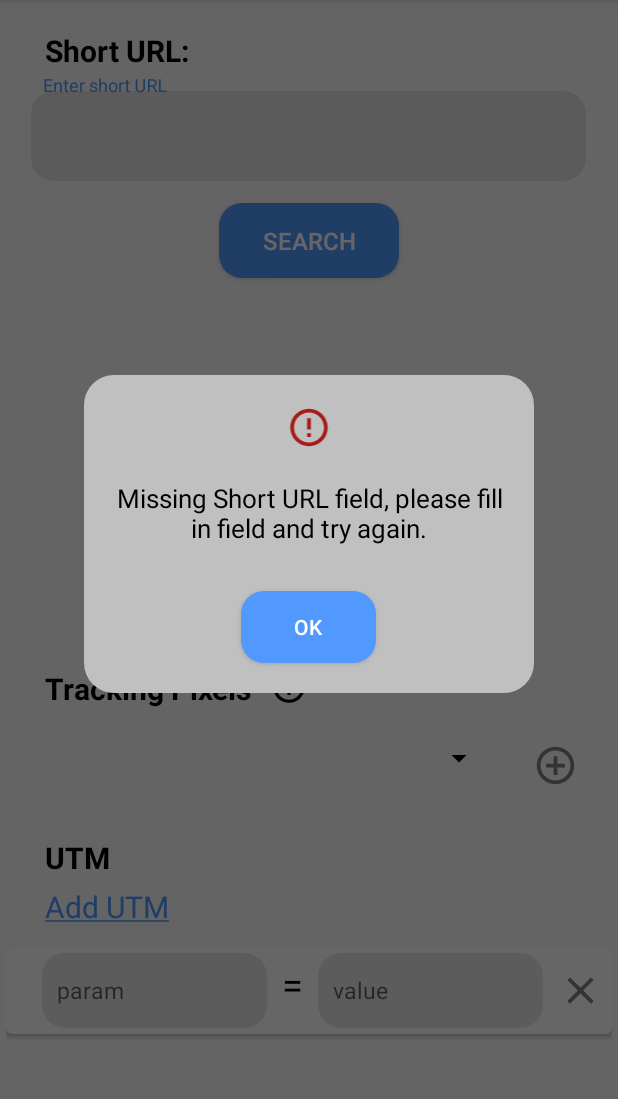
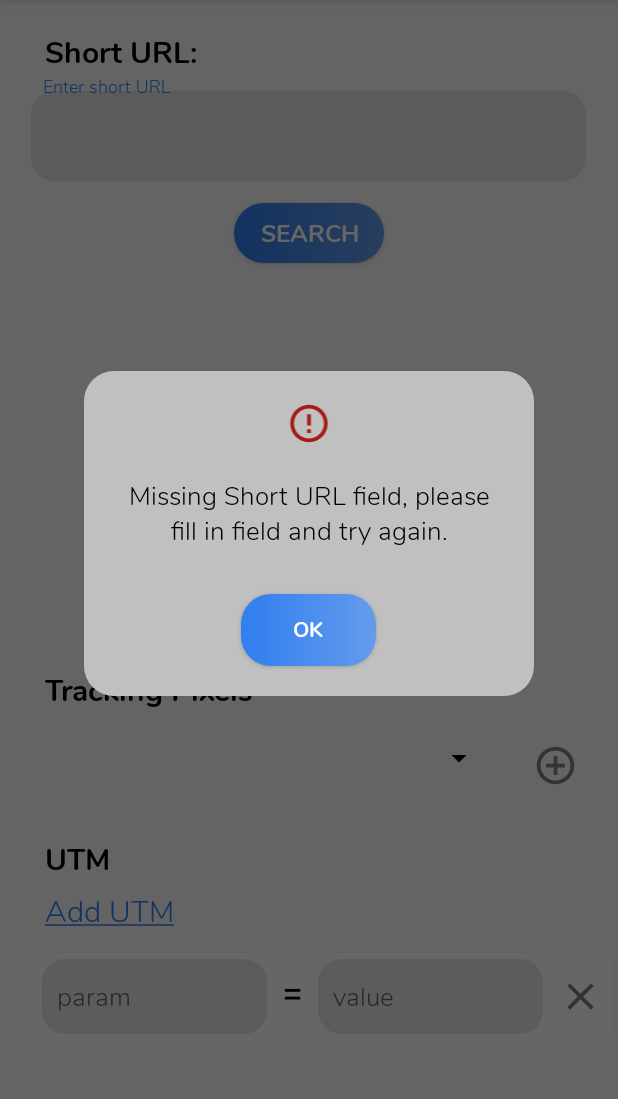
Before and after one commit to linaalkhodair/shorten.rest, an Android app: the fragment EditAliasFrag shown on its own in the app's theme, after a tap on "SEARCH", on a phone screen of 412 x 824 dp, the part 84-1183 px from its top. Run offline under Robolectric (Android 15) with nearby library versions, the phone set to English and light mode, and no system bars; 2 other taps on this screen came first.

Commit message:
change fonts

```diff
--- a/app/src/main/java/com/example/shortenrest/CreateAliasFrag.java
+++ b/app/src/main/java/com/example/shortenrest/CreateAliasFrag.java
@@ -69,6 +69,7 @@ public class CreateAliasFrag extends Fragment implements AdapterView.OnItemSelec
     boolean isUtm;
 
     private Context mContext;
+    private Credentials credentials;
 
     SnippetList snippetList;
 
@@ -115,6 +116,8 @@ public class CreateAliasFrag extends Fragment implements AdapterView.OnItemSelec
             StrictMode.ThreadPolicy policy = new StrictMode.ThreadPolicy.Builder().permitAll().build();
             StrictMode.setThreadPolicy(policy);
         } //network request purposes
+
+        credentials = new Credentials();
 
         longURL = view.findViewById(R.id.longURL);
         shortURL = view.findViewById(R.id.shortURL);
@@ -309,6 +312,7 @@ public class CreateAliasFrag extends Fragment implements AdapterView.OnItemSelec
 
     private void createAlias() {
 
+        String apiKey = credentials.getAPI_KEY();
         String destinationUrl = longURL.getText().toString();
         String utmUrl = getUTMs();
         MediaType mediaType = MediaType.parse("application/json");
@@ -333,7 +337,7 @@ public class CreateAliasFrag extends Fragment implements AdapterView.OnItemSelec
         Request request = new Request.Builder()
                 .url("https://api.shorten.rest/aliases?aliasName=/@rnd") //add domain.. etc
                 .method("POST", body)
-                .addHeader("x-api-key", "e9896260-b45b-11ea-9ec4-b1aa9a0ed929") //later change take api from class
+                .addHeader("x-api-key", apiKey) //later change take api from class
                 .addHeader("Content-Type", "application/json")
                 .build();
         try {
--- a/app/src/main/res/drawable/gradient.xml
+++ b/app/src/main/res/drawable/gradient.xml
@@ -2,7 +2,7 @@
 <shape xmlns:android="http://schemas.android.com/apk/res/android"
     android:shape="rectangle">
     <gradient
-        android:startColor="#B4B0BE"
-        android:endColor="#D4F9FE"
+        android:startColor="#616161"
+        android:endColor="#ffffff"
         android:angle="90" />
 </shape>
--- a/app/src/main/res/drawable/ic_add_circle_outline_black_24dp.xml
+++ b/app/src/main/res/drawable/ic_add_circle_outline_black_24dp.xml
@@ -1,5 +1,7 @@
 <vector android:height="24dp" android:tint="#807F80"
     android:viewportHeight="24.0" android:viewportWidth="24.0"
     android:width="24dp" xmlns:android="http://schemas.android.com/apk/res/android">
-    <path android:fillColor="#FF000000" android:pathData="M13,7h-2v4L7,11v2h4v4h2v-4h4v-2h-4L13,7zM12,2C6.48,2 2,6.48 2,12s4.48,10 10,10 10,-4.48 10,-10S17.52,2 12,2zM12,20c-4.41,0 -8,-3.59 -8,-8s3.59,-8 8,-8 8,3.59 8,8 -3.59,8 -8,8z"/>
+
+    <path android:fillColor="#2D82B5"
+        android:pathData="M13,7h-2v4L7,11v2h4v4h2v-4h4v-2h-4L13,7zM12,2C6.48,2 2,6.48 2,12s4.48,10 10,10 10,-4.48 10,-10S17.52,2 12,2zM12,20c-4.41,0 -8,-3.59 -8,-8s3.59,-8 8,-8 8,3.59 8,8 -3.59,8 -8,8z"/>
 </vector>
--- a/app/src/main/res/drawable/round_shape_btn.xml
+++ b/app/src/main/res/drawable/round_shape_btn.xml
@@ -1,12 +1,17 @@
 <?xml version="1.0" encoding="utf-8"?>
 <shape xmlns:android="http://schemas.android.com/apk/res/android"
     android:shape="rectangle" android:padding="5dp">
-    <solid android:color="@color/colorAccent" />
+    <solid  ></solid>
+
+    <gradient
+        android:startColor="#307ef0"
+        android:endColor="#659beb"
+     />
     <corners
-        android:bottomRightRadius="15dp"
-        android:bottomLeftRadius="15dp"
-        android:topLeftRadius="15dp"
-        android:topRightRadius="15dp"
+        android:bottomRightRadius="20dp"
+        android:bottomLeftRadius="20dp"
+        android:topLeftRadius="20dp"
+        android:topRightRadius="20dp"
 
         />
 
--- a/app/src/main/res/layout/alert_dialog.xml
+++ b/app/src/main/res/layout/alert_dialog.xml
@@ -23,11 +23,12 @@
         android:layout_gravity="center"
         android:textAlignment="center"
         android:textSize="17dp"
+        android:fontFamily="@font/nunito_light"
         android:text="hello"
         android:layout_marginStart="10dp"
         android:layout_marginEnd="10dp"
         android:textColor="@color/colorPrimaryDark"
-        android:padding="@dimen/padd_10"></TextView>
+        android:padding="@dimen/padd_10"/>
 
 
     <Button
@@ -35,11 +36,12 @@
         android:layout_width="90dp"
         android:layout_height="wrap_content"
         android:text="Ok"
+        android:fontFamily="@font/nunito_bold"
         android:layout_gravity="center"
         android:background="@drawable/round_shape_btn"
         android:textColor="@color/colorPrimary"
         android:layout_marginBottom="20dp"
-        android:layout_marginTop="20dp"></Button>
+        android:layout_marginTop="20dp"/>
 
 
 </LinearLayout>
--- a/app/src/main/res/layout/card_item.xml
+++ b/app/src/main/res/layout/card_item.xml
@@ -5,10 +5,9 @@
     xmlns:app="http://schemas.android.com/apk/res-auto"
     xmlns:tools="http://schemas.android.com/tools"
     android:id="@+id/card_item"
-    android:layout_marginBottom="4dp"
     android:layout_marginTop="4dp"
     tools:context=".ItemCard"
-    app:cardCornerRadius="4dp">
+    >
 
 
     <LinearLayout
@@ -24,10 +23,11 @@
             android:layout_height="50dp"
             android:layout_marginStart="20dp"
             android:background="@drawable/round_shape"
+            android:fontFamily="@font/nunito_light"
             android:ems="10"
             android:hint="param"
             android:padding="@dimen/padd_10"
-            android:textSize="15sp"
+            android:textSize="17sp"
             />
 
         <TextView
@@ -44,11 +44,12 @@
             android:layout_width="150sp"
             android:layout_height="50dp"
             android:layout_marginStart="10dp"
+            android:fontFamily="@font/nunito_light"
             android:background="@drawable/round_shape"
             android:ems="10"
             android:hint="value"
             android:padding="@dimen/padd_10"
-            android:textSize="15sp"
+            android:textSize="17sp"
             />
 
         <ImageView
--- a/app/src/main/res/layout/fragment_edit_alias.xml
+++ b/app/src/main/res/layout/fragment_edit_alias.xml
@@ -22,6 +22,7 @@
             android:layout_marginStart="30dp"
             android:layout_marginTop="20dp"
             android:text="Short URL:"
+            android:fontFamily="@font/nunito_bold"
             android:textColor="@color/colorPrimaryDark"
             android:textSize="20sp"
             android:textStyle="bold"
@@ -38,6 +39,7 @@
                 android:id="@+id/shortEdit"
                 android:layout_width="370dp"
                 android:layout_height="60dp"
+                android:fontFamily="@font/nunito_light"
                 android:layout_gravity="center"
                 android:background="@drawable/round_shape"
                 android:hint="Enter short URL"
@@ -48,12 +50,13 @@
 
         <Button
             android:id="@+id/searchBtn"
-            android:layout_width="120dp"
-            android:layout_height="50dp"
+            android:layout_width="100dp"
+            android:layout_height="40dp"
             android:layout_gravity="center"
             android:layout_marginTop="135dp"
             android:layout_marginStart="150dp"
             android:textSize="16sp"
+            android:fontFamily="@font/nunito_bold"
             android:layout_centerHorizontal="true"
             android:text="search"
             android:background="@drawable/round_shape_btn"
@@ -74,6 +77,7 @@
             android:layout_marginTop="200dp"
             android:text="Destination URL:"
             android:id="@+id/destTextView"
+            android:fontFamily="@font/nunito_bold"
             android:visibility="invisible"
             android:textColor="@color/colorPrimaryDark"
             android:textSize="20sp"
@@ -91,6 +95,7 @@
                 android:id="@+id/destURL"
                 android:layout_width="370dp"
                 android:layout_height="60dp"
+                android:fontFamily="@font/nunito_light"
                 android:layout_gravity="center"
                 android:background="@drawable/round_shape"
                 android:hint=""
@@ -107,6 +112,7 @@
             android:layout_marginTop="320dp"
             android:id="@+id/domainTextView"
             android:visibility="invisible"
+            android:fontFamily="@font/nunito_bold"
             android:text="Domain:"
             android:textColor="@color/colorPrimaryDark"
             android:textSize="20sp"
@@ -125,6 +131,7 @@
                 android:layout_width="370dp"
                 android:layout_height="60dp"
                 android:layout_gravity="center"
+                android:fontFamily="@font/nunito_light"
                 android:background="@drawable/round_shape"
                 android:hint=""
                 android:padding="8dp"
@@ -139,18 +146,12 @@
             android:layout_height="wrap_content"
             android:layout_marginStart="30dp"
             android:layout_marginTop="445dp"
+            android:fontFamily="@font/nunito_bold"
             android:text="Tracking Pixels"
             android:textColor="@color/colorPrimaryDark"
             android:textSize="20sp"
             android:textStyle="bold" />
 
-        <ImageView
-            android:id="@+id/infoIcon"
-            android:layout_width="25dp"
-            android:layout_height="25dp"
-            android:layout_marginStart="180dp"
-            android:layout_marginTop="445dp"
-            android:src="@drawable/ic_info_outline_black_24dp" />
 
         <Spinner
             android:id="@+id/spinner"
@@ -158,6 +159,7 @@
             android:layout_height="40sp"
             android:layout_marginStart="30dp"
             android:layout_marginTop="485dp"
+            android:fontFamily="@font/nunito_light"
             android:backgroundTint="@color/colorPrimaryDark"
             android:spinnerMode="dropdown"
             android:textSize="16sp" />
@@ -185,6 +187,7 @@
             android:layout_height="wrap_content"
             android:layout_marginStart="30dp"
             android:layout_below="@+id/snippetRecycler"
+            android:fontFamily="@font/nunito_bold"
             android:id="@+id/utmId"
             android:text="UTM"
             android:textColor="@color/colorPrimaryDark"
@@ -195,6 +198,7 @@
             android:layout_width="wrap_content"
             android:layout_height="wrap_content"
             android:layout_marginStart="30dp"
+            android:fontFamily="@font/nunito_light"
             android:layout_below="@+id/utmId"
             android:layout_marginTop="5dp"
             android:id="@+id/addUtm"
@@ -215,12 +219,13 @@
 
         <Button
             android:id="@+id/saveChngs"
-            android:layout_width="150dp"
-            android:layout_height="50dp"
+            android:layout_width="140dp"
+            android:layout_height="40dp"
             android:layout_gravity="center"
             android:layout_marginTop="10dp"
             android:layout_marginStart="150dp"
             android:layout_below="@+id/recyclerView"
+            android:fontFamily="@font/nunito_bold"
             android:textSize="16sp"
             android:layout_centerHorizontal="true"
             android:text="save changes"
--- a/app/src/main/res/layout/snippet_card.xml
+++ b/app/src/main/res/layout/snippet_card.xml
@@ -16,6 +16,7 @@
         android:layout_height="wrap_content"
         android:layout_marginStart="30dp"
         android:text="Analytics type"
+        android:fontFamily="@font/nunito_light"
         android:id="@+id/snippetID"
         android:layout_marginBottom="20dp"
         android:textColor="@color/colorPrimaryDark"
@@ -35,6 +36,7 @@
             android:layout_width="350sp"
             android:layout_marginTop="30dp"
             android:layout_height="140dp"
+            android:fontFamily="@font/nunito_light"
             android:layout_marginStart="10dp"
             android:background="@drawable/round_shape"
             android:ems="10"
--- a/app/src/main/res/values/colors.xml
+++ b/app/src/main/res/values/colors.xml
@@ -1,8 +1,9 @@
 <?xml version="1.0" encoding="utf-8"?>
 <resources>
     <color name="colorPrimary">#FFF</color>
-    <color name="colorPrimaryDark">#000000</color>
-    <color name="colorAccent">#5199FF</color>
+    <color name="colorPrimaryDark">#000</color>
+    <color name="colorAccent">#307ef0</color>
     <color name="gray">#C0C0C0</color>
     <color name="red">#B40A1B</color>
+
 </resources>
```
Also changed, not shown: app/src/main/java/com/example/shortenrest/EditAliasFrag.java (+7 -6 lines), app/src/main/res/layout/activity_settings.xml (+8 -2 lines), app/src/main/res/layout/fragment_create_alias.xml (+18 -31 lines), app/src/main/res/font/nunito_bold.ttf (added), app/src/main/res/font/nunito_light.ttf (added).
